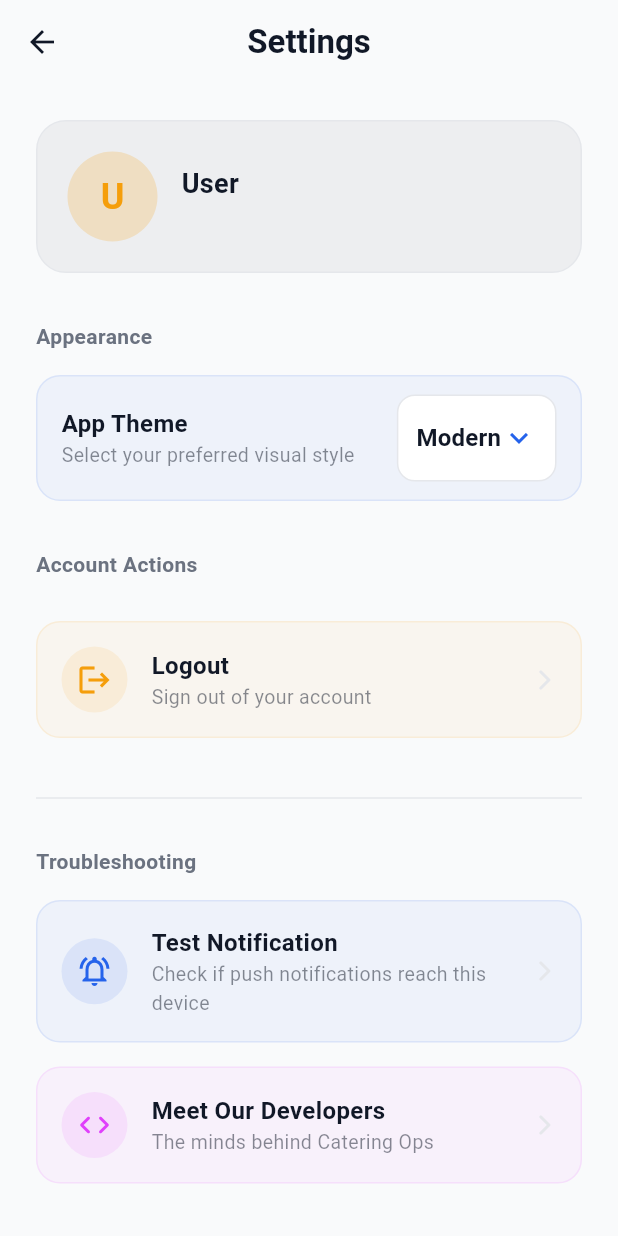
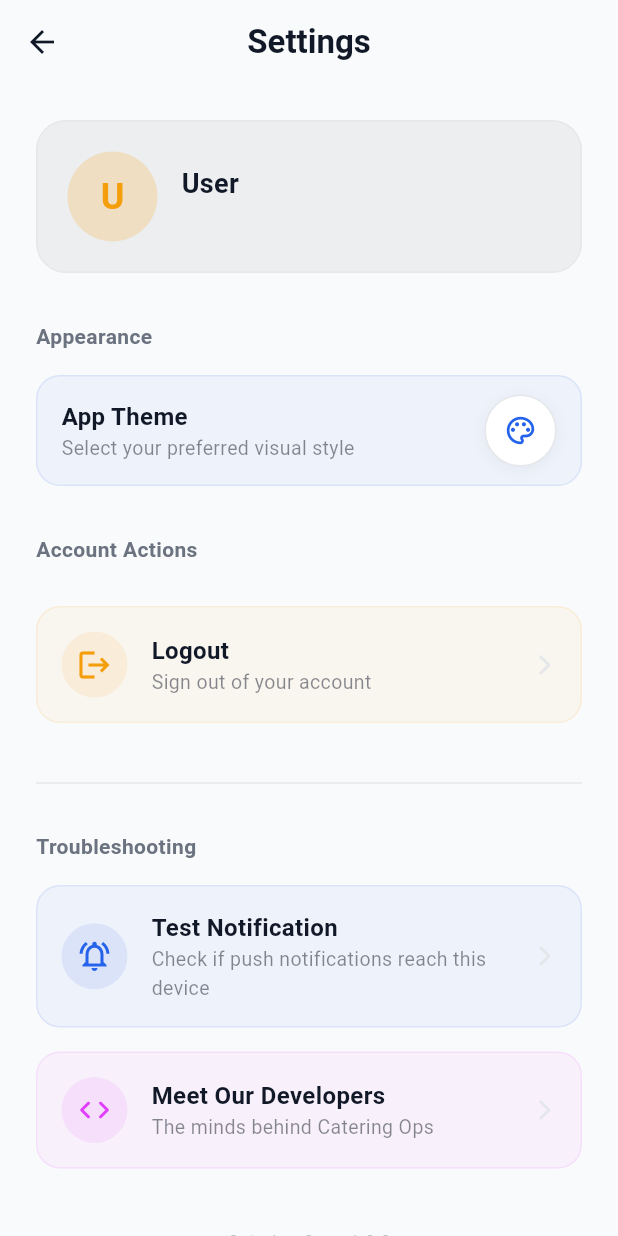
Before and after one commit to kpranayk78-ship-it/catering-ops-fork, a Flutter app: the SettingsScreen screen opened directly with empty values, on a phone screen of 412 x 824 dp. Run offline on Flutter 3.47's test engine with Material 3 defaults, Android fonts, the phone set to English and light mode, and no system bars; our stand-ins replace audioplayers, cached_network_image, confetti, flutter_contacts, flutter_dotenv, geolocator and 5 more; missing offline and left inert: onesignal_flutter; accounts and stored records are empty; network calls fail.

Commit message:
Try this @sivajisnehith

```diff
--- a/apps/mobile_app/lib/role_views/shared/settings_screen.dart
+++ b/apps/mobile_app/lib/role_views/shared/settings_screen.dart
@@ -335,41 +335,103 @@ class _SettingsScreenState extends State<SettingsScreen> {
                           ],
                         ),
                       ),
-                      Container(
-                        padding: EdgeInsets.symmetric(horizontal: 12, vertical: 4),
+                      Theme(
+                        data: Theme.of(context).copyWith(
+                          splashColor: AppTheme.primaryAction.withOpacity(0.1),
+                          highlightColor: AppTheme.primaryAction.withOpacity(0.1),
+                        ),
+                        child: PopupMenuButton<bool>(
+                          initialValue: ThemeService.isLegacy,
+                          onSelected: (val) {
+                            ThemeService.toggleTheme(val);
+                            setState(() {});
+                          },
+                          color: AppTheme.cardColor,
+                          elevation: 8,
+                          shadowColor: AppTheme.titleColor.withOpacity(0.2),
+                          shape: RoundedRectangleBorder(
+                            borderRadius: BorderRadius.circular(20),
+                            side: BorderSide(color: AppTheme.borderColor),
+                          ),
+                          offset: Offset(0, 50),
+                          child: Container(
+                            padding: EdgeInsets.all(12),
                             decoration: BoxDecoration(
                               color: AppTheme.cardColor,
-                          borderRadius: BorderRadius.circular(12),
+                              shape: BoxShape.circle,
                               border: Border.all(color: AppTheme.borderColor),
+                              boxShadow: [
+                                BoxShadow(
+                                  color: AppTheme.titleColor.withOpacity(0.05),
+                                  blurRadius: 8,
+                                  offset: Offset(0, 2),
+                                )
+                              ]
                             ),
-                        child: DropdownButtonHideUnderline(
-                          child: DropdownButton<bool>(
-                            value: ThemeService.isLegacy,
-                            dropdownColor: AppTheme.cardColor,
-                            icon: Icon(Icons.expand_more, color: AppTheme.primaryAction),
-                            items: [
-                              DropdownMenuItem(
-                                value: false,
-                                child: Text(
-                                  'Modern',
-                                  style: TextStyle(color: AppTheme.titleColor, fontWeight: FontWeight.bold),
+                            child: Icon(
+                              Icons.palette_outlined,
+                              color: AppTheme.primaryAction,
+                              size: 22,
                             ),
                           ),
-                              DropdownMenuItem(
+                          itemBuilder: (context) => [
+                            PopupMenuItem(
+                              value: false,
+                              padding: EdgeInsets.symmetric(horizontal: 16, vertical: 8),
+                              child: Row(
+                                children: [
+                                  Container(
+                                    padding: EdgeInsets.all(8),
+                                    decoration: BoxDecoration(
+                                      color: !ThemeService.isLegacy ? AppTheme.primaryAction.withOpacity(0.1) : Colors.transparent,
+                                      shape: BoxShape.circle,
+                                    ),
+                                    child: Icon(
+                                      Icons.auto_awesome,
+                                      color: !ThemeService.isLegacy ? AppTheme.primaryAction : AppTheme.labelColor,
+                                      size: 20
+                                    ),
+                                  ),
+                                  SizedBox(width: 12),
+                                  Text(
+                                    'Modern',
+                                    style: TextStyle(
+                                      color: !ThemeService.isLegacy ? AppTheme.primaryAction : AppTheme.titleColor,
+                                      fontWeight: FontWeight.bold
+                                    )
+                                  ),
+                                ],
+                              ),
+                            ),
+                            PopupMenuItem(
                               value: true,
-                                child: Text(
+                              padding: EdgeInsets.symmetric(horizontal: 16, vertical: 8),
+                              child: Row(
+                                children: [
+                                  Container(
+                                    padding: EdgeInsets.all(8),
+                                    decoration: BoxDecoration(
+                                      color: ThemeService.isLegacy ? AppTheme.primaryAction.withOpacity(0.1) : Colors.transparent,
+                                      shape: BoxShape.circle,
+                                    ),
+                                    child: Icon(
+                                      Icons.token_outlined,
+                                      color: ThemeService.isLegacy ? AppTheme.primaryAction : AppTheme.labelColor,
+                                      size: 20
+                                    ),
+                                  ),
+                                  SizedBox(width: 12),
+                                  Text(
                                     'Legacy',
-                                  style: TextStyle(color: AppTheme.titleColor, fontWeight: FontWeight.bold),
+                                    style: TextStyle(
+                                      color: ThemeService.isLegacy ? AppTheme.primaryAction : AppTheme.titleColor,
+                                      fontWeight: FontWeight.bold
+                                    )
+                                  ),
+                                ],
                               ),
                             ),
                           ],
-                            onChanged: (val) {
-                              if (val != null) {
-                                ThemeService.toggleTheme(val);
-                                setState(() {});
-                              }
-                            },
-                          ),
                         ),
                       ),
                     ],
```
Lines whose indentation alone changed are shown as unchanged.
